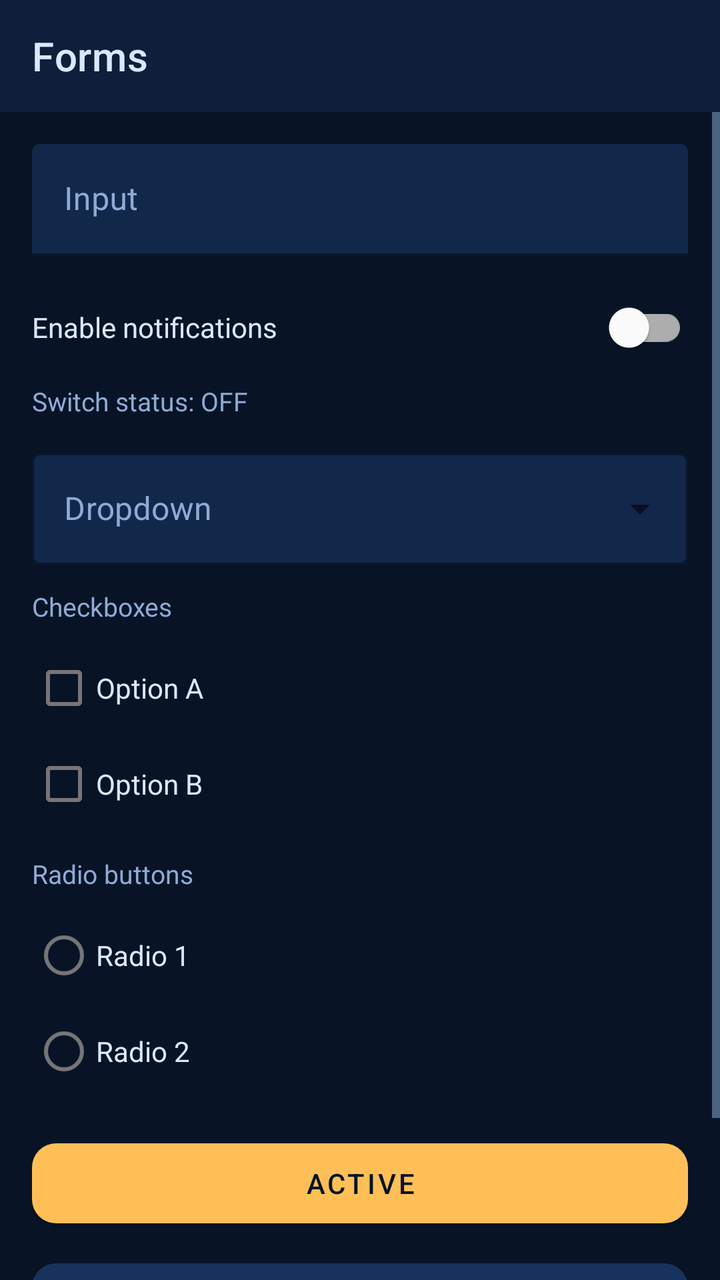
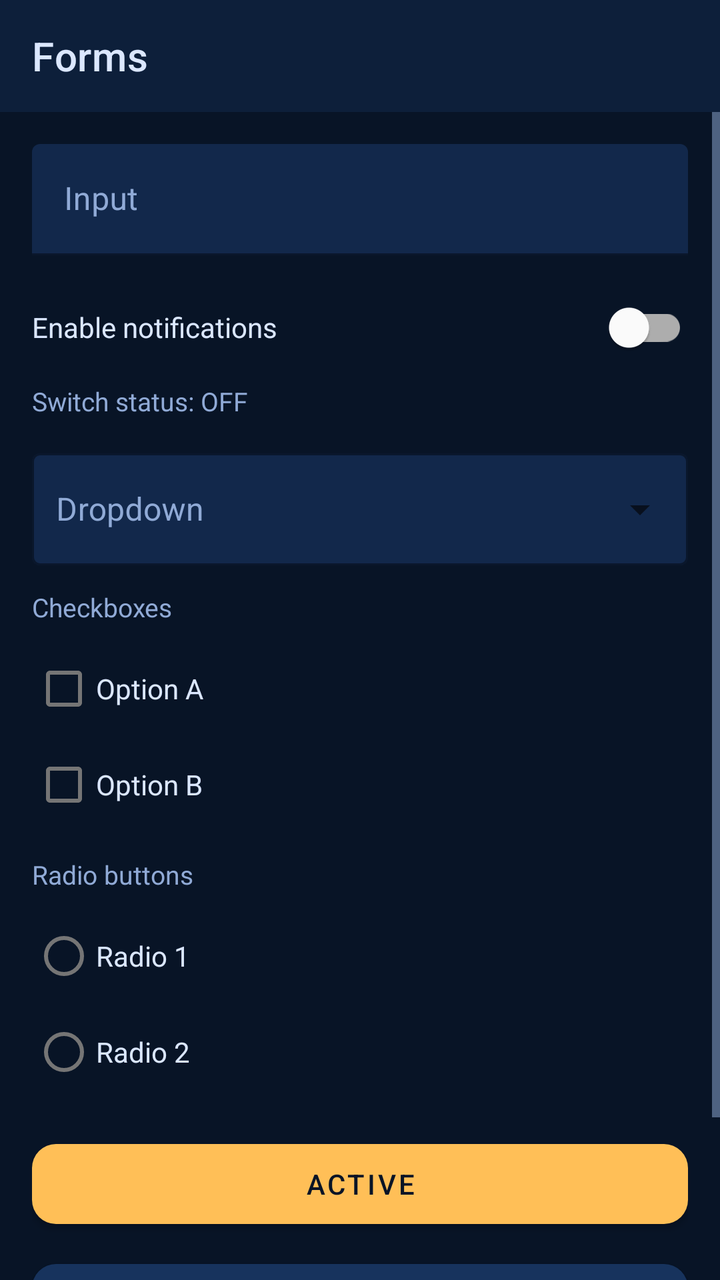

An Android layout rendered at two revisions. The XML below is the earlier revision; the diff shows what the commit changed to produce the second picture.
<!-- AndroidManifest.xml: application theme Theme.Lebyy -->
<!-- res/layout/activity_forms.xml -->
<?xml version="1.0" encoding="utf-8"?>
<androidx.drawerlayout.widget.DrawerLayout xmlns:android="http://schemas.android.com/apk/res/android"
    xmlns:app="http://schemas.android.com/apk/res-auto"
    android:id="@+id/drawerLayout"
    android:layout_width="match_parent"
    android:layout_height="match_parent">

    <LinearLayout
        android:layout_width="match_parent"
        android:layout_height="match_parent"
        android:background="@color/lebyy_bg"
        android:orientation="vertical">

        <com.google.android.material.appbar.MaterialToolbar
            android:id="@+id/toolbar"
            android:layout_width="match_parent"
            android:layout_height="?attr/actionBarSize"
            android:background="@color/lebyy_bg_2"
            android:theme="@style/ThemeOverlay.MaterialComponents.Dark.ActionBar"
            app:title="@string/forms_title"
            app:titleTextColor="@color/lebyy_text" />

        <ScrollView
            android:layout_width="match_parent"
            android:layout_height="match_parent"
            android:fillViewport="true">

            <LinearLayout
                android:layout_width="match_parent"
                android:layout_height="wrap_content"
                android:orientation="vertical"
                android:padding="16dp">

                <com.google.android.material.textfield.TextInputLayout
                    android:layout_width="match_parent"
                    android:layout_height="wrap_content"
                    android:layout_marginBottom="12dp"
                    android:hint="Input"
                    android:textColorHint="@color/lebyy_muted"
                    app:boxBackgroundColor="@color/lebyy_surface"
                    app:boxStrokeColor="@color/lebyy_primary"
                    app:hintTextColor="@color/lebyy_primary"
                    app:placeholderText="@string/forms_input_hint"
                    app:placeholderTextColor="@color/lebyy_muted">

                    <com.google.android.material.textfield.TextInputEditText
                        android:id="@+id/inputText"
                        android:layout_width="match_parent"
                        android:layout_height="wrap_content"
                        android:contentDescription="test-Input"
                        android:inputType="text"
                        android:textColor="@color/lebyy_text" />
                </com.google.android.material.textfield.TextInputLayout>

                <com.google.android.material.switchmaterial.SwitchMaterial
                    android:id="@+id/switchNotifications"
                    android:layout_width="match_parent"
                    android:layout_height="wrap_content"
                    android:layout_marginBottom="4dp"
                    android:checked="false"
                    android:contentDescription="test-Switch"
                    android:text="@string/forms_switch"
                    android:textColor="@color/lebyy_text" />

                <TextView
                    android:id="@+id/switchStatus"
                    android:layout_width="match_parent"
                    android:layout_height="wrap_content"
                    android:layout_marginBottom="12dp"
                    android:contentDescription="test-SwitchStatus"
                    android:text="Switch status: OFF"
                    android:textColor="@color/lebyy_muted"
                    android:textSize="13sp" />

                <com.google.android.material.textfield.TextInputLayout
                    android:layout_width="match_parent"
                    android:layout_height="wrap_content"
                    android:layout_marginBottom="12dp"
                    android:hint="Dropdown"
                    android:textColorHint="@color/lebyy_muted"
                    app:boxBackgroundColor="@color/lebyy_surface"
                    app:boxStrokeColor="@color/lebyy_primary"
                    app:hintTextColor="@color/lebyy_primary"
                    app:placeholderText="@string/forms_dropdown_hint"
                    app:placeholderTextColor="@color/lebyy_muted"
                    style="@style/Widget.MaterialComponents.TextInputLayout.OutlinedBox.ExposedDropdownMenu">

                    <AutoCompleteTextView
                        android:id="@+id/dropdown"
                        android:layout_width="match_parent"
                        android:layout_height="wrap_content"
                        android:contentDescription="test-Dropdown"
                        android:inputType="none"
                        android:textColor="@color/lebyy_text" />
                </com.google.android.material.textfield.TextInputLayout>

                <TextView
                    android:layout_width="match_parent"
                    android:layout_height="wrap_content"
                    android:layout_marginBottom="8dp"
                    android:text="Checkboxes"
                    android:textColor="@color/lebyy_muted"
                    android:textSize="13sp" />

                <CheckBox
                    android:id="@+id/checkboxOne"
                    android:layout_width="match_parent"
                    android:layout_height="wrap_content"
                    android:contentDescription="test-Checkbox-1"
                    android:text="Option A"
                    android:textColor="@color/lebyy_text" />

                <CheckBox
                    android:id="@+id/checkboxTwo"
                    android:layout_width="match_parent"
                    android:layout_height="wrap_content"
                    android:layout_marginBottom="12dp"
                    android:contentDescription="test-Checkbox-2"
                    android:text="Option B"
                    android:textColor="@color/lebyy_text" />

                <TextView
                    android:layout_width="match_parent"
                    android:layout_height="wrap_content"
                    android:layout_marginBottom="8dp"
                    android:text="Radio buttons"
                    android:textColor="@color/lebyy_muted"
                    android:textSize="13sp" />

                <RadioGroup
                    android:id="@+id/radioGroup"
                    android:layout_width="match_parent"
                    android:layout_height="wrap_content"
                    android:layout_marginBottom="16dp"
                    android:contentDescription="test-RadioGroup">

                    <RadioButton
                        android:id="@+id/radioOne"
                        android:layout_width="match_parent"
                        android:layout_height="wrap_content"
                        android:contentDescription="test-Radio-1"
                        android:text="Radio 1"
                        android:textColor="@color/lebyy_text" />

                    <RadioButton
                        android:id="@+id/radioTwo"
                        android:layout_width="match_parent"
                        android:layout_height="wrap_content"
                        android:contentDescription="test-Radio-2"
                        android:text="Radio 2"
                        android:textColor="@color/lebyy_text" />
                </RadioGroup>

                <com.google.android.material.button.MaterialButton
                    android:id="@+id/buttonActive"
                    android:layout_width="match_parent"
                    android:layout_height="52dp"
                    android:layout_marginBottom="8dp"
                    android:contentDescription="test-Active"
                    android:text="@string/forms_active"
                    android:textColor="@color/lebyy_bg"
                    app:backgroundTint="@color/lebyy_accent"
                    app:cornerRadius="12dp" />

                <com.google.android.material.button.MaterialButton
                    android:id="@+id/buttonInactive"
                    android:layout_width="match_parent"
                    android:layout_height="52dp"
                    android:contentDescription="test-Inactive"
                    android:text="@string/forms_inactive"
                    android:textColor="@color/lebyy_muted"
                    app:backgroundTint="@color/lebyy_surface_2"
                    app:cornerRadius="12dp" />

                <TextView
                    android:id="@+id/formsResult"
                    android:layout_width="match_parent"
                    android:layout_height="wrap_content"
                    android:layout_marginTop="20dp"
                    android:contentDescription="test-FormsResult"
                    android:text="Result: —"
                    android:textColor="@color/lebyy_accent"
                    android:textSize="15sp" />
            </LinearLayout>
        </ScrollView>
    </LinearLayout>

    <com.google.android.material.navigation.NavigationView
        android:id="@+id/navigationView"
        android:layout_width="280dp"
        android:layout_height="match_parent"
        android:layout_gravity="start"
        android:background="@color/lebyy_surface"
        android:contentDescription="test-Menu-panel" />
</androidx.drawerlayout.widget.DrawerLayout>
<!-- resources referenced by this layout -->
<resources>
  <color name="lebyy_accent">#FFBF57</color>
  <color name="lebyy_bg">#081426</color>
  <color name="lebyy_bg_2">#0D1F3A</color>
  <color name="lebyy_muted">#90AAD6</color>
  <color name="lebyy_primary">#42C6FF</color>
  <color name="lebyy_surface">#12284B</color>
  <color name="lebyy_surface_2">#17335D</color>
  <color name="lebyy_text">#DBE7FF</color>
  <string name="forms_active">Active</string>
  <string name="forms_dropdown_hint">Select an item...</string>
  <string name="forms_inactive">Inactive</string>
  <string name="forms_input_hint">Type something</string>
  <string name="forms_switch">Enable notifications</string>
  <string name="forms_title">Forms</string>
  <style name="Theme.Lebyy" parent="Theme.MaterialComponents.DayNight.NoActionBar">
          <item name="colorPrimary">@color/lebyy_primary</item>
          <item name="colorPrimaryVariant">@color/lebyy_bg_2</item>
          <item name="colorSecondary">@color/lebyy_accent</item>
          <item name="colorOnPrimary">@color/lebyy_bg</item>
          <item name="colorOnSecondary">@color/lebyy_bg</item>
          <item name="android:statusBarColor">@color/lebyy_bg</item>
          <item name="android:navigationBarColor">@color/lebyy_bg</item>
          <item name="android:windowBackground">@color/lebyy_bg</item>
          <item name="android:textColorPrimary">@color/lebyy_text</item>
          <item name="android:textColorSecondary">@color/lebyy_muted</item>
          <item name="colorControlNormal">@color/lebyy_muted</item>
          <item name="colorControlActivated">@color/lebyy_primary</item>
          <item name="materialButtonStyle">@style/Widget.Lebyy.Button</item>
          <item name="materialAlertDialogTheme">@style/ThemeOverlay.Lebyy.Dialog</item>
          <item name="alertDialogTheme">@style/ThemeOverlay.Lebyy.Dialog</item>
      </style>
  <style name="Widget.Lebyy.Button" parent="Widget.MaterialComponents.Button">
          <item name="backgroundTint">@color/lebyy_accent</item>
          <item name="android:textColor">@color/lebyy_bg</item>
          <item name="cornerRadius">12dp</item>
      </style>
  <style name="ThemeOverlay.Lebyy.Dialog" parent="ThemeOverlay.MaterialComponents.MaterialAlertDialog">
          <item name="colorPrimary">@color/lebyy_primary</item>
          <item name="colorSurface">@color/white</item>
          <item name="colorOnSurface">#0F2144</item>
          <item name="android:background">@color/white</item>
          <item name="materialAlertDialogTitleTextStyle">@style/Lebyy.Dialog.Title</item>
          <item name="materialAlertDialogBodyTextStyle">@style/Lebyy.Dialog.Body</item>
          <item name="buttonBarPositiveButtonStyle">@style/Lebyy.Dialog.Button</item>
          <item name="buttonBarNegativeButtonStyle">@style/Lebyy.Dialog.Button</item>
      </style>
  <color name="white">#FFFFFF</color>
  <style name="Lebyy.Dialog.Title" parent="MaterialAlertDialog.MaterialComponents.Title.Text">
          <item name="android:textColor">#0F2144</item>
          <item name="android:textSize">18sp</item>
          <item name="android:textStyle">bold</item>
      </style>
  <style name="Lebyy.Dialog.Body" parent="MaterialAlertDialog.MaterialComponents.Body.Text">
          <item name="android:textColor">#1F3A5F</item>
          <item name="android:textSize">15sp</item>
      </style>
  <style name="Lebyy.Dialog.Button" parent="Widget.MaterialComponents.Button.TextButton.Dialog">
          <item name="android:textColor">@color/lebyy_primary_2</item>
          <item name="android:textStyle">bold</item>
      </style>
  <color name="lebyy_primary_2">#6E8BFF</color>
</resources>

<!-- the commit's change to res/layout/activity_forms.xml (unified diff, before → after) -->
@@ -88,9 +88,11 @@
                     <AutoCompleteTextView
                         android:id="@+id/dropdown"
                         android:layout_width="match_parent"
-                        android:layout_height="wrap_content"
+                        android:layout_height="56dp"
                         android:contentDescription="test-Dropdown"
+                        android:gravity="center_vertical"
                         android:inputType="none"
+                        android:paddingHorizontal="12dp"
                         android:textColor="@color/lebyy_text" />
                 </com.google.android.material.textfield.TextInputLayout>
 
